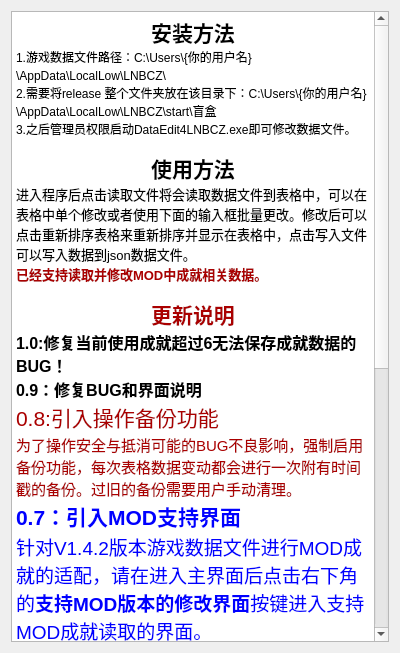
The window that helpmenu.ui (ice-forever/DataModifier4BlindBoxAuction) describes before a commit, drawn with Qt 5.
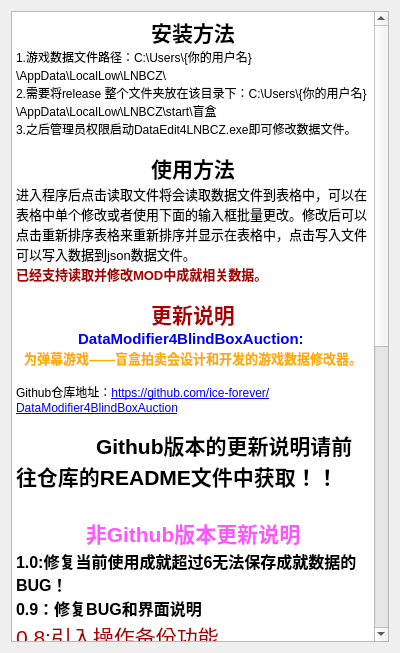
The same window after the commit.

Commit message: 更新说明界面文本

Diff of the .ui file:
```diff
--- a/helpmenu.ui
+++ b/helpmenu.ui
@@ -37,6 +37,14 @@
 &lt;p style=&quot; margin-top:0px; margin-bottom:0px; margin-left:0px; margin-right:0px; -qt-block-indent:0; text-indent:0px;&quot;&gt;&lt;span style=&quot; font-size:10pt; font-weight:600; color:#aa0000;&quot;&gt;已经支持读取并修改MOD中成就相关数据。&lt;/span&gt;&lt;/p&gt;
 &lt;p style=&quot;-qt-paragraph-type:empty; margin-top:0px; margin-bottom:0px; margin-left:0px; margin-right:0px; -qt-block-indent:0; text-indent:0px;&quot;&gt;&lt;br /&gt;&lt;/p&gt;
 &lt;p align=&quot;center&quot; style=&quot; margin-top:0px; margin-bottom:0px; margin-left:0px; margin-right:0px; -qt-block-indent:0; text-indent:0px;&quot;&gt;&lt;span style=&quot; font-size:16pt; font-weight:600; color:#aa0000;&quot;&gt;更新说明&lt;/span&gt;&lt;/p&gt;
+&lt;p align=&quot;center&quot; style=&quot; margin-top:0px; margin-bottom:0px; margin-left:0px; margin-right:0px; -qt-block-indent:0; text-indent:0px;&quot;&gt;&lt;span style=&quot; font-size:11pt; font-weight:600; color:#0000ff;&quot;&gt;DataModifier4BlindBoxAuction: &lt;/span&gt;&lt;/p&gt;
+&lt;p align=&quot;center&quot; style=&quot; margin-top:0px; margin-bottom:0px; margin-left:0px; margin-right:0px; -qt-block-indent:0; text-indent:0px;&quot;&gt;&lt;span style=&quot; font-size:10pt; font-weight:600; color:#ffaa00;&quot;&gt;为弹幕游戏——盲盒拍卖会设计和开发的游戏数据修改器。&lt;/span&gt;&lt;/p&gt;
+&lt;p align=&quot;center&quot; style=&quot;-qt-paragraph-type:empty; margin-top:0px; margin-bottom:0px; margin-left:0px; margin-right:0px; -qt-block-indent:0; text-indent:0px; font-size:10pt; font-weight:600; color:#ffaa00;&quot;&gt;&lt;br /&gt;&lt;/p&gt;
+&lt;p style=&quot; margin-top:0px; margin-bottom:0px; margin-left:0px; margin-right:0px; -qt-block-indent:0; text-indent:0px;&quot;&gt;Github仓库地址：&lt;a href=&quot;https://github.com/ice-forever/DataModifier4BlindBoxAuction&quot;&gt;&lt;span style=&quot; text-decoration: underline; color:#0000ff;&quot;&gt;https://github.com/ice-forever/DataModifier4BlindBoxAuction&lt;/span&gt;&lt;/a&gt;&lt;/p&gt;
+&lt;p style=&quot;-qt-paragraph-type:empty; margin-top:0px; margin-bottom:0px; margin-left:0px; margin-right:0px; -qt-block-indent:0; text-indent:0px; text-decoration: underline; color:#0000ff;&quot;&gt;&lt;br /&gt;&lt;/p&gt;
+&lt;p style=&quot; margin-top:0px; margin-bottom:0px; margin-left:0px; margin-right:0px; -qt-block-indent:0; text-indent:0px;&quot;&gt;&lt;span style=&quot; font-size:16pt;&quot;&gt;	&lt;/span&gt;&lt;span style=&quot; font-size:16pt; font-weight:600;&quot;&gt;Github版本的更新说明请前往仓库的README文件中获取！！&lt;/span&gt;&lt;/p&gt;
+&lt;p style=&quot;-qt-paragraph-type:empty; margin-top:0px; margin-bottom:0px; margin-left:0px; margin-right:0px; -qt-block-indent:0; text-indent:0px; font-size:16pt; font-weight:600;&quot;&gt;&lt;br /&gt;&lt;/p&gt;
+&lt;p align=&quot;center&quot; style=&quot; margin-top:0px; margin-bottom:0px; margin-left:0px; margin-right:0px; -qt-block-indent:0; text-indent:0px;&quot;&gt;&lt;span style=&quot; font-size:16pt; font-weight:600; color:#ff55ff;&quot;&gt;非Github版本更新说明&lt;/span&gt;&lt;/p&gt;
 &lt;p style=&quot; margin-top:0px; margin-bottom:0px; margin-left:0px; margin-right:0px; -qt-block-indent:0; text-indent:0px;&quot;&gt;&lt;span style=&quot; font-size:12pt; font-weight:600;&quot;&gt;1.0:修复当前使用成就超过6无法保存成就数据的BUG！&lt;/span&gt;&lt;/p&gt;
 &lt;p style=&quot; margin-top:0px; margin-bottom:0px; margin-left:0px; margin-right:0px; -qt-block-indent:0; text-indent:0px;&quot;&gt;&lt;span style=&quot; font-size:12pt; font-weight:600;&quot;&gt;0.9：修复BUG和界面说明&lt;/span&gt;&lt;/p&gt;
 &lt;p style=&quot; margin-top:0px; margin-bottom:0px; margin-left:0px; margin-right:0px; -qt-block-indent:0; text-indent:0px;&quot;&gt;&lt;span style=&quot; font-size:16pt; color:#aa0000;&quot;&gt;0.8:引入操作备份功能&lt;/span&gt;&lt;/p&gt;
@@ -49,14 +57,7 @@
 &lt;p style=&quot; margin-top:0px; margin-bottom:0px; margin-left:0px; margin-right:0px; -qt-block-indent:0; text-indent:0px;&quot;&gt;&lt;span style=&quot; font-size:12pt; font-weight:600;&quot;&gt;0.6：&lt;/span&gt;&lt;/p&gt;
 &lt;p style=&quot; margin-top:0px; margin-bottom:0px; margin-left:0px; margin-right:0px; -qt-block-indent:0; text-indent:0px;&quot;&gt;修复了为没有成就的用户添加成就后需要手动修改使用中的成就的BUG，&lt;/p&gt;
 &lt;p style=&quot; margin-top:0px; margin-bottom:0px; margin-left:0px; margin-right:0px; -qt-block-indent:0; text-indent:0px;&quot;&gt;新增 &lt;span style=&quot; font-weight:600;&quot;&gt;为当前数据文件合并其它时期的积分数据的功能&lt;/span&gt;（需要读取本程序生成的其它时期数据文件的csv文件）&lt;/p&gt;
-&lt;p style=&quot;-qt-paragraph-type:empty; margin-top:0px; margin-bottom:0px; margin-left:0px; margin-right:0px; -qt-block-indent:0; text-indent:0px;&quot;&gt;&lt;br /&gt;&lt;/p&gt;
-&lt;p style=&quot;-qt-paragraph-type:empty; margin-top:0px; margin-bottom:0px; margin-left:0px; margin-right:0px; -qt-block-indent:0; text-indent:0px;&quot;&gt;&lt;br /&gt;&lt;/p&gt;
-&lt;p style=&quot; margin-top:0px; margin-bottom:0px; margin-left:0px; margin-right:0px; -qt-block-indent:0; text-indent:0px;&quot;&gt;&lt;span style=&quot; font-size:16pt;&quot;&gt;阶梯结算积分功能详情：&lt;/span&gt;&lt;/p&gt;
-&lt;p style=&quot; margin-top:0px; margin-bottom:0px; margin-left:0px; margin-right:0px; -qt-block-indent:0; text-indent:0px;&quot;&gt;&lt;span style=&quot; font-size:10pt;&quot;&gt;50万以内保留100%&lt;/span&gt;&lt;/p&gt;
-&lt;p style=&quot; margin-top:0px; margin-bottom:0px; margin-left:0px; margin-right:0px; -qt-block-indent:0; text-indent:0px;&quot;&gt;&lt;span style=&quot; font-size:10pt;&quot;&gt;50万~100万保留50%&lt;/span&gt;&lt;/p&gt;
-&lt;p style=&quot; margin-top:0px; margin-bottom:0px; margin-left:0px; margin-right:0px; -qt-block-indent:0; text-indent:0px;&quot;&gt;&lt;span style=&quot; font-size:10pt;&quot;&gt;100万~500万保留25%&lt;/span&gt;&lt;/p&gt;
-&lt;p style=&quot; margin-top:0px; margin-bottom:0px; margin-left:0px; margin-right:0px; -qt-block-indent:0; text-indent:0px;&quot;&gt;&lt;span style=&quot; font-size:10pt;&quot;&gt;500万~1000万保留12.5%&lt;/span&gt;&lt;/p&gt;
-&lt;p style=&quot; margin-top:0px; margin-bottom:0px; margin-left:0px; margin-right:0px; -qt-block-indent:0; text-indent:0px;&quot;&gt;&lt;span style=&quot; font-size:10pt;&quot;&gt;1000万以外保留10%&lt;/span&gt;&lt;/p&gt;&lt;/body&gt;&lt;/html&gt;</string>
+&lt;p style=&quot;-qt-paragraph-type:empty; margin-top:0px; margin-bottom:0px; margin-left:0px; margin-right:0px; -qt-block-indent:0; text-indent:0px;&quot;&gt;&lt;br /&gt;&lt;/p&gt;&lt;/body&gt;&lt;/html&gt;</string>
      </property>
     </widget>
    </item>
```
The commit also changes 1 other file.
